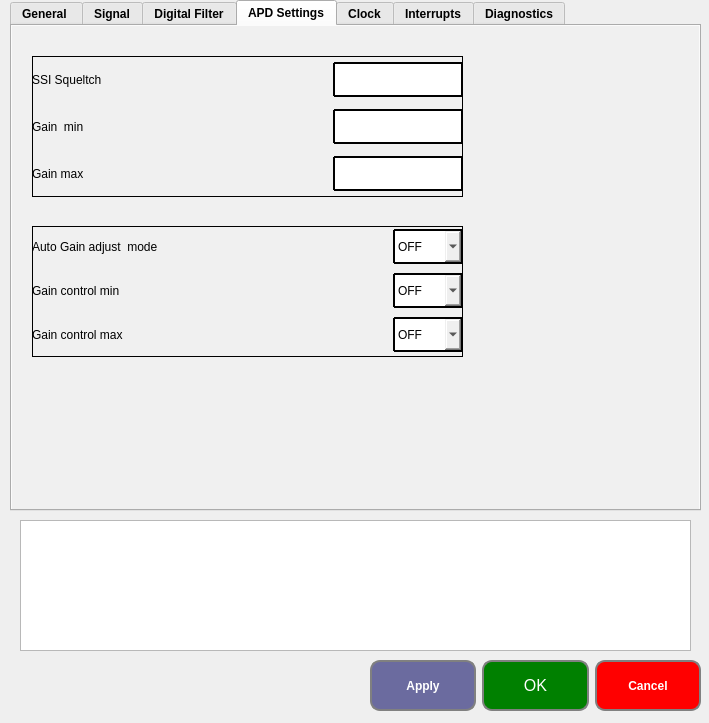
This is ECA_SOLEIL_ZMI4104C/settingsform.ui in guepy/ECA_ZMI4104C_main as Qt 5 draws it before an edit. The edited form follows.
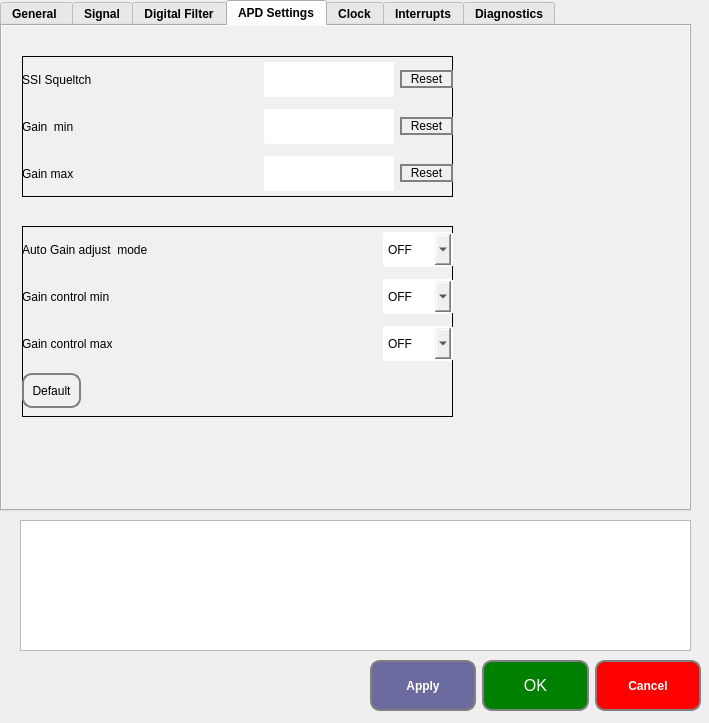
This is the edited form. The open tabs and pages were chosen to show the change. Icons and pictures are not drawn.

The edit to the form file:
```diff
--- a/ECA_SOLEIL_ZMI4104C/settingsform.ui
+++ b/ECA_SOLEIL_ZMI4104C/settingsform.ui
@@ -10,6 +10,12 @@
     <height>723</height>
    </rect>
   </property>
+  <property name="sizePolicy">
+   <sizepolicy hsizetype="Preferred" vsizetype="Preferred">
+    <horstretch>40</horstretch>
+    <verstretch>40</verstretch>
+   </sizepolicy>
+  </property>
   <property name="font">
    <font>
     <weight>75</weight>
@@ -31,6 +37,7 @@
 font: 75 12pt &quot;MS Shell Dlg 2&quot;;
 border-radius:1px;
 border: 2px solid;
+border-color: white;
 }
 QPushButton, QToolButton{
 font: 75 12pt &quot;MS Shell Dlg 2&quot;;
@@ -49,7 +56,7 @@
   <widget class="QTabWidget" name="settingsTab">
    <property name="geometry">
     <rect>
-     <x>10</x>
+     <x>0</x>
      <y>0</y>
      <width>691</width>
      <height>511</height>
@@ -62,7 +69,7 @@
     </sizepolicy>
    </property>
    <property name="styleSheet">
-    <string notr="true">#tab_4,#tab_5,#tab_3,#tab_2,#tab_6,#tab_7{
+    <string notr="true">#tab_4,#tab_5,#tab_3,#tab_2,#tab_6,#tab_7,#tab{
 background-color: rgb(240, 240, 240);
 }
 </string>
@@ -619,6 +626,13 @@
           </property>
          </widget>
         </item>
+        <item>
+         <widget class="QPushButton" name="pushButton_8">
+          <property name="text">
+           <string>Reset</string>
+          </property>
+         </widget>
+        </item>
        </layout>
       </item>
       <item>
@@ -659,6 +673,13 @@
           </property>
          </widget>
         </item>
+        <item>
+         <widget class="QPushButton" name="pushButton_9">
+          <property name="text">
+           <string>Reset</string>
+          </property>
+         </widget>
+        </item>
        </layout>
       </item>
       <item>
@@ -699,6 +720,13 @@
           </property>
          </widget>
         </item>
+        <item>
+         <widget class="QPushButton" name="pushButton_10">
+          <property name="text">
+           <string>Reset</string>
+          </property>
+         </widget>
+        </item>
        </layout>
       </item>
      </layout>
@@ -709,7 +737,7 @@
        <x>20</x>
        <y>200</y>
        <width>431</width>
-       <height>131</height>
+       <height>191</height>
       </rect>
      </property>
      <property name="styleSheet">
@@ -876,6 +904,25 @@
         </item>
        </layout>
       </item>
+      <item>
+       <widget class="QPushButton" name="pushButton_11">
+        <property name="sizePolicy">
+         <sizepolicy hsizetype="Fixed" vsizetype="Fixed">
+          <horstretch>0</horstretch>
+          <verstretch>0</verstretch>
+         </sizepolicy>
+        </property>
+        <property name="minimumSize">
+         <size>
+          <width>45</width>
+          <height>35</height>
+         </size>
+        </property>
+        <property name="text">
+         <string>Default</string>
+        </property>
+       </widget>
+      </item>
      </layout>
     </widget>
    </widget>
```
Left out of the diff: 89 changed lines with no effect on the pictures.
